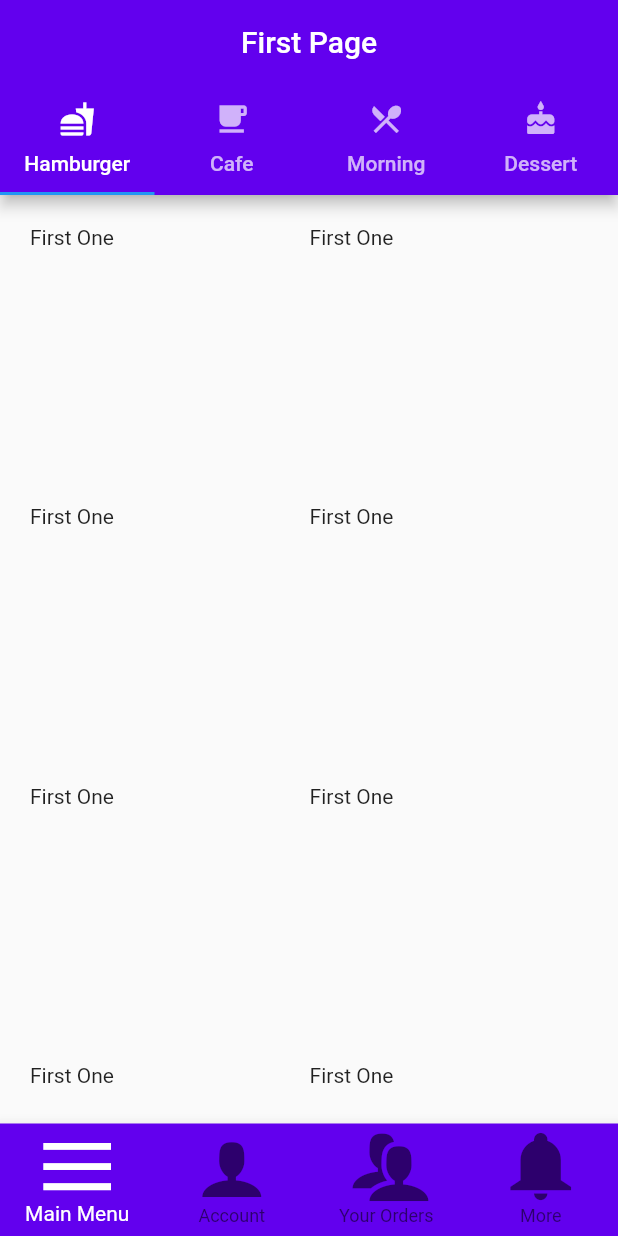
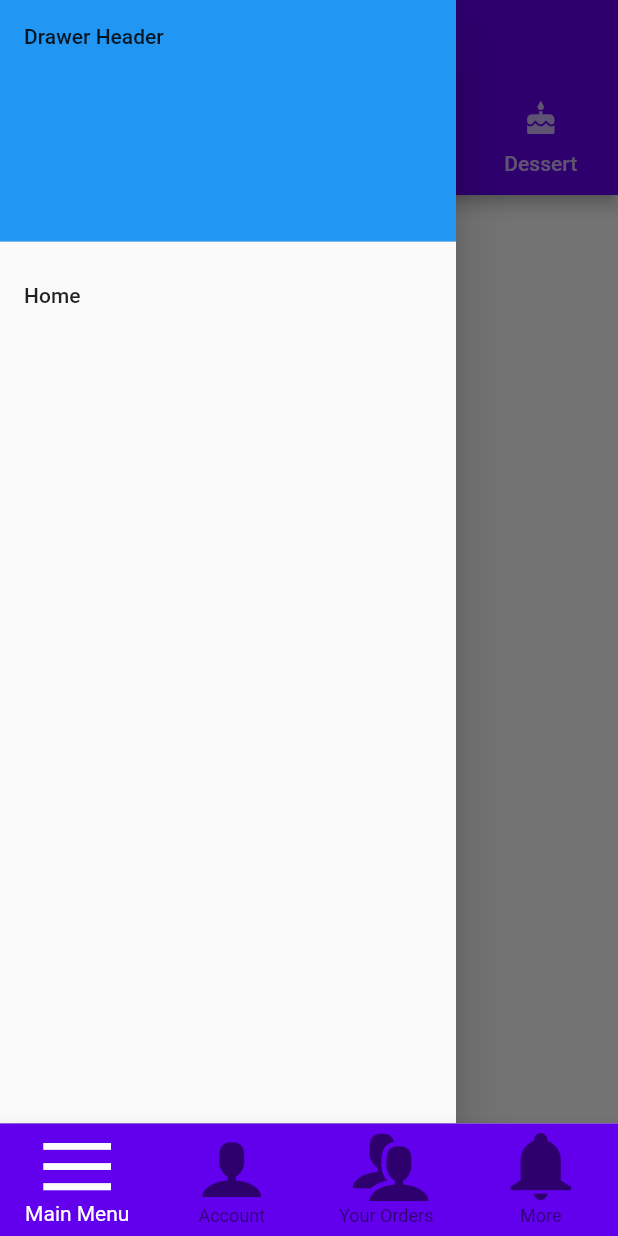
Before and after one commit to GeonwooVincentKim/Flutter-Chip-Widget-Icomoon, a Flutter app: the screen it shows after launch, with the side drawer open (before the commit the screen has no drawer), on a phone screen of 412 x 824 dp. Run offline on Flutter 3.47's test engine with Material 2 defaults, Android fonts, the phone set to English and light mode, and no system bars.

Commit message:
Added Sidemenu

```diff
--- a/lib/screen/page/first_page.dart
+++ b/lib/screen/page/first_page.dart
@@ -1,3 +1,4 @@
+import 'package:chip_widget_icomoon/screen/side/sidemenu.dart';
 import 'package:flutter/material.dart';
 
 
@@ -84,7 +85,7 @@ class _FirstPageState extends State<FirstPage> with SingleTickerProviderStateMix
     return Scaffold(
       appBar: _buildFirstPageAppBar(),
       body: _buildFirstPageBody(),
-      // drawer: SideMenu(),
+      drawer: SideMenu(),
     );
   }
 }
--- /dev/null
+++ b/lib/screen/side/sidemenu.dart
@@ -0,0 +1,33 @@
+import 'package:flutter/material.dart';
+
+
+class SideMenu extends StatelessWidget{
+  @override
+  Widget build(BuildContext context) {
+    return Drawer(
+      child: ListView(
+        padding: EdgeInsets.zero,
+        children: <Widget>[
+          DrawerHeader(
+            child: Text("Drawer Header"),
+            decoration: BoxDecoration(
+              color: Colors.blue,
+            ),
+          ),
+          ListTile(
+            title: Text("Home"),
+            onTap: (){
+              Navigator.pushNamed(context, "/");
+            }
+          ),
+          ListTile(
+            title: Text(""),
+            onTap: (){
+              Navigator.pushNamed(context, "/");
+            }
+          )
+        ]
+      )
+    );
+  }
+}
```
